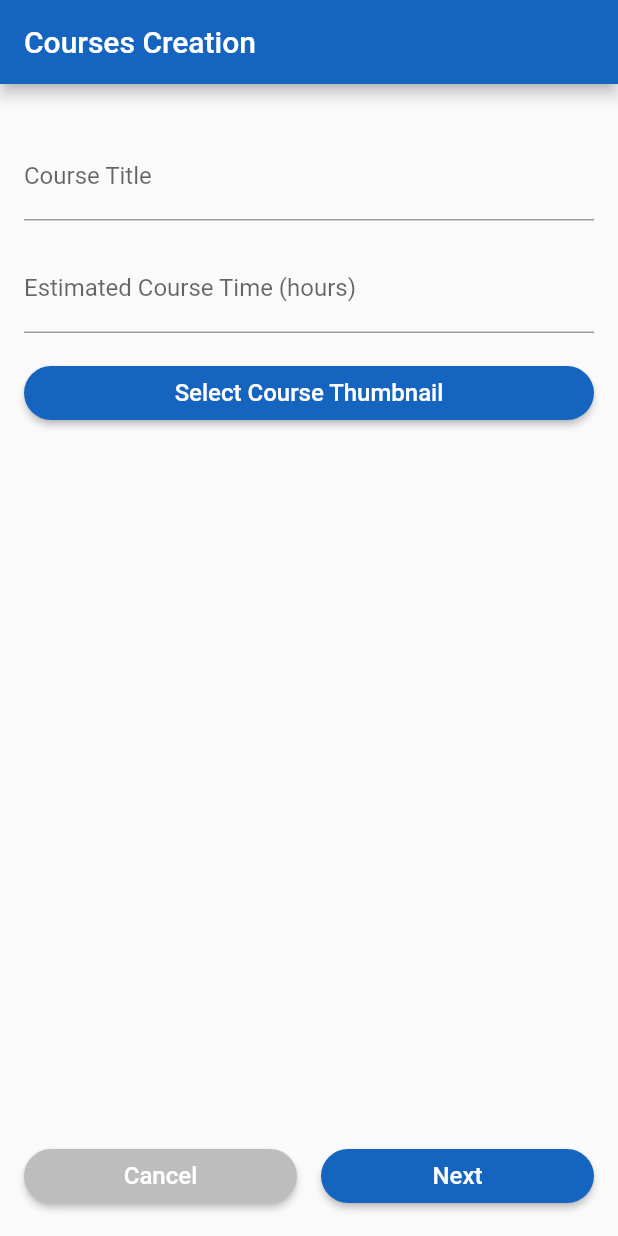
After one commit to omarbenjdidia/Alemni, a Flutter app: the screen it shows after launch, item 2 of the bottom bar chosen, after a tap on "Add Courses", on a phone screen of 412 x 824 dp. The commit adds this screen. Run offline on Flutter 3.47's test engine with Material 2 defaults, Android fonts, the phone set to English and light mode, and no system bars; our stand-ins replace file_picker, image_picker.

Commit message:
front cm

```diff
--- a/Front/lib/Courses.dart
+++ b/Front/lib/Courses.dart
@@ -1,4 +1,6 @@
 import 'package:flutter/material.dart';
+import 'CoursesCreation.dart'; // Import the CoursesCreation class
+
 class Courses extends StatefulWidget {
   const Courses({Key? key}) : super(key: key);
 
@@ -9,6 +11,49 @@ class Courses extends StatefulWidget {
 class _CoursesState extends State<Courses> {
   @override
   Widget build(BuildContext context) {
-    return Container();
+    return Scaffold(
+      appBar: AppBar(
+        backgroundColor: Colors.blue.shade800,
+        title: Text('Courses'),
+        // Remove the IconButton from the app bar
+      ),
+      body: Container(
+        padding: EdgeInsets.all(20),
+        child: Column(
+          crossAxisAlignment: CrossAxisAlignment.stretch,
+          children: [
+            GestureDetector(
+              onTap: () {
+                // Navigate to the CoursesCreation screen when the text is tapped
+                Navigator.push(
+                  context,
+                  MaterialPageRoute(builder: (context) => CoursesCreation()),
+                );
+              },
+              child: SizedBox(
+                height: 74,
+                child: Card(
+                  shape: RoundedRectangleBorder(
+                    borderRadius: BorderRadius.circular(10),
+                  ),
+                  color: Colors.blue.shade800,
+                  child: Center(
+                    child: Text(
+                      'Add Courses',
+                      style: TextStyle(
+                        fontSize: 19,
+                        color: Colors.white,
+                        fontWeight: FontWeight.w500,
+                      ),
+                    ),
+                  ),
+                ),
+              ),
+            ),
+            // Add your other course-related content here
+          ],
+        ),
+      ),
+    );
   }
 }
--- /dev/null
+++ b/Front/lib/CoursesCreation.dart
@@ -0,0 +1,187 @@
+import 'package:flutter/material.dart';
+import 'package:image_picker/image_picker.dart';
+import 'dart:io';
+
+import 'CoursesCreationDocks.dart';
+
+class CoursesCreation extends StatefulWidget {
+  @override
+  _CoursesCreationState createState() => _CoursesCreationState();
+}
+
+class _CoursesCreationState extends State<CoursesCreation> {
+  double fontSize = 16.0;
+
+  late TextEditingController _titleController;
+  late TextEditingController _timeController;
+
+  late ImagePicker _imagePicker;
+  File? _image;
+
+  late GlobalKey<FormState> _formKey;
+
+  @override
+  void initState() {
+    super.initState();
+    _titleController = TextEditingController();
+    _timeController = TextEditingController();
+    _imagePicker = ImagePicker();
+    _formKey = GlobalKey<FormState>();
+  }
+
+  @override
+  void dispose() {
+    _titleController.dispose();
+    _timeController.dispose();
+    super.dispose();
+  }
+
+  Future<void> _getImage() async {
+    final XFile? image = await _imagePicker.pickImage(source: ImageSource.gallery);
+    if (image != null) {
+      setState(() {
+        _image = File(image.path);
+      });
+    }
+  }
+
+  void _validateAndProceed() {
+    if (_formKey.currentState!.validate()) {
+      if (_image == null) {
+        // Show error message if image is not selected
+        ScaffoldMessenger.of(context).showSnackBar(
+          SnackBar(
+            content: Text('Please select a course thumbnail.'),
+            duration: Duration(seconds: 2),
+          ),
+        );
+      } else {
+        // Proceed to the next interface (CoursesCreationDocks)
+        Navigator.push(
+          context,
+          MaterialPageRoute(builder: (context) => CoursesCreationDocks()),
+        );
+      }
+    }
+  }
+
+  @override
+  Widget build(BuildContext context) {
+    return Scaffold(
+      appBar: AppBar(
+        backgroundColor: Colors.blue.shade800,
+        title: Text('Courses Creation'),
+        automaticallyImplyLeading: false, // Disable the back arrow
+      ),
+      body: SingleChildScrollView(
+        child: Padding(
+          padding: const EdgeInsets.all(16.0),
+          child: Form(
+            key: _formKey,
+            child: Column(
+              crossAxisAlignment: CrossAxisAlignment.stretch,
+              children: [
+                SizedBox(height: 16),
+                // Course Title
+                TextFormField(
+                  controller: _titleController,
+                  keyboardType: TextInputType.text,
+                  decoration: InputDecoration(
+                    labelText: 'Course Title',
+                    hintText: 'Enter the course title',
+                  ),
+                  validator: (value) {
+                    if (value == null || value.isEmpty) {
+                      return 'Please enter the course title';
+                    }
+                    return null;
+                  },
+                ),
+                SizedBox(height: 16),
+                // Estimated Course Time
+                TextFormField(
+                  controller: _timeController,
+                  keyboardType: TextInputType.number,
+                  decoration: InputDecoration(
+                    labelText: 'Estimated Course Time (hours)',
+                    hintText: 'Enter estimated time for the course',
+                  ),
+                  validator: (value) {
+                    if (value == null || value.isEmpty) {
+                      return 'Please enter the estimated course time';
+                    }
+                    return null;
+                  },
+                ),
+                SizedBox(height: 16),
+                // Course Thumbnail
+                ElevatedButton(
+                  onPressed: _getImage,
+                  style: ElevatedButton.styleFrom(
+                    shape: RoundedRectangleBorder(
+                      borderRadius: BorderRadius.circular(20.0),
+                    ),
+                    primary: Colors.blue.shade800,
+                  ),
+                  child: Text(
+                    'Select Course Thumbnail',
+                    style: TextStyle(fontSize: fontSize),
+                  ),
+                ),
+                if (_image != null)
+                  Image.file(
+                    _image!,
+                    height: 100,
+                    width: 100,
+                    fit: BoxFit.cover,
+                  ),
+                SizedBox(height: 16),
+              ],
+            ),
+          ),
+        ),
+      ),
+      bottomSheet: Padding(
+        padding: const EdgeInsets.all(16.0),
+        child: Row(
+          children: [
+            Expanded(
+              child: ElevatedButton(
+                onPressed: () {
+                  // Navigate back to the Courses screen when Cancel is pressed
+                  Navigator.pop(context);
+                },
+                style: ElevatedButton.styleFrom(
+                  shape: RoundedRectangleBorder(
+                    borderRadius: BorderRadius.circular(20.0),
+                  ),
+                  primary: Colors.grey.shade400,
+                ),
+                child: Text(
+                  'Cancel',
+                  style: TextStyle(fontSize: fontSize),
+                ),
+              ),
+            ),
+            SizedBox(width: 16),
+            Expanded(
+              child: ElevatedButton(
+                onPressed: _validateAndProceed,
+                style: ElevatedButton.styleFrom(
+                  shape: RoundedRectangleBorder(
+                    borderRadius: BorderRadius.circular(20.0),
+                  ),
+                  primary: Colors.blue.shade800,
+                ),
+                child: Text(
+                  'Next',
+                  style: TextStyle(fontSize: fontSize),
+                ),
+              ),
+            ),
+          ],
+        ),
+      ),
+    );
+  }
+}
--- a/Front/pubspec.yaml
+++ b/Front/pubspec.yaml
@@ -35,7 +35,8 @@ dependencies:
   # The following adds the Cupertino Icons font to your application.
   # Use with the CupertinoIcons class for iOS style icons.
   cupertino_icons: ^1.0.2
-
+  image_picker: ^0.8.4+2
+  file_picker: ^4.0.4
 dev_dependencies:
   flutter_test:
     sdk: flutter
```
Also changed, not shown: Front/lib/CoursesCreationDocks.dart (added, +110 -0 lines), Front/pubspec.lock, 5 other files.
